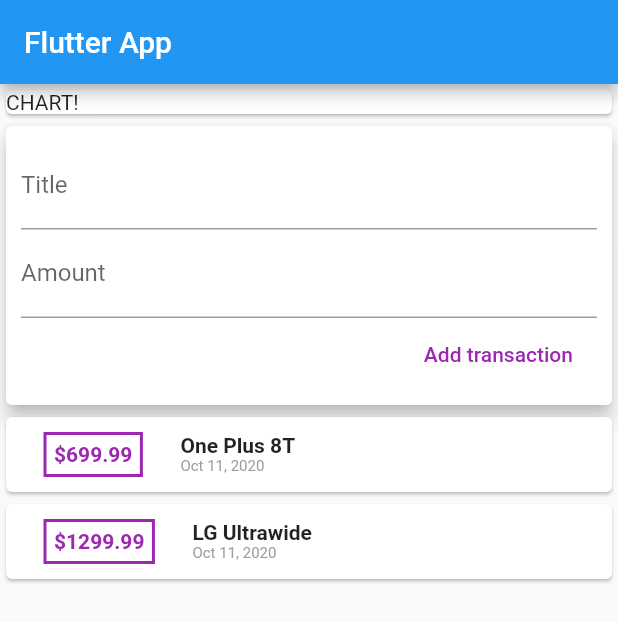
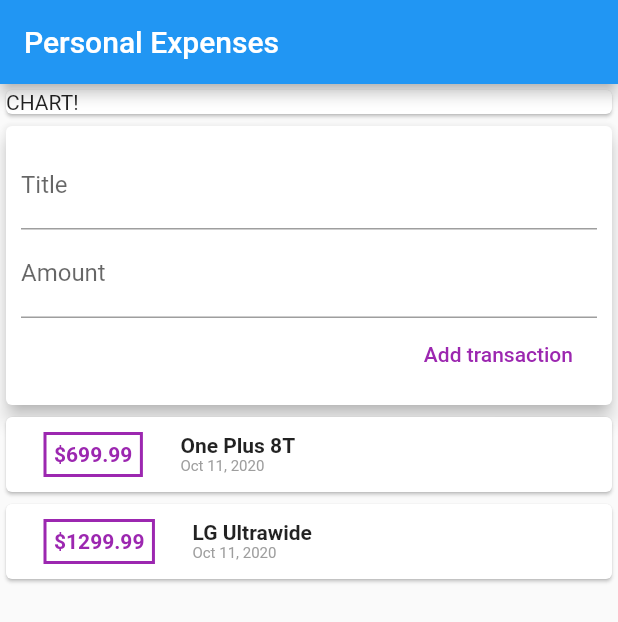
Before and after one commit to Nsbainathsah/PersonalExpensesApp, a Flutter app: the screen it shows after launch, on a phone screen of 412 x 824 dp. Shown: the top 622 px of the screen. Run offline on Flutter 3.47's test engine with Material 2 defaults, Android fonts, the phone set to English and light mode, and no system bars.

Commit message:
Second commit

```diff
--- a/lib/main.dart
+++ b/lib/main.dart
@@ -4,6 +4,7 @@ import 'package:flutter/material.dart';
 import 'package:intl/intl.dart';
 
 void main() => runApp(MyApp());
+
 
 class MyApp extends StatelessWidget {
   @override
@@ -30,7 +31,7 @@ class MyHomePage extends StatelessWidget {
   Widget build(BuildContext context) {
     return Scaffold(
         appBar: AppBar(
-          title: Text('Flutter App'),
+          title: Text('Personal Expenses'),
         ),
         body: Column(
           crossAxisAlignment: CrossAxisAlignment.stretch,
@@ -55,10 +56,10 @@ class MyHomePage extends StatelessWidget {
                       decoration: InputDecoration(labelText: 'Amount'),
                     ),
                     FlatButton(
-                      onPressed: (){},
+                      onPressed: () {},
                       textColor: Colors.purple,
                       child: Text('Add transaction'),
-                      )
+                    )
                   ],
                 ),
               ),
@@ -88,7 +89,7 @@ class MyHomePage extends StatelessWidget {
                       ),
                       Column(
                         //Column containing the title and date of a transaction
-                        crossAxisAlignment: CrossAxisAlignment.start,
+                        crossAxisAlignment: CrossAxisAlignment.start, //alligns the transaction to the right
                         children: [
                           Text(
                             tx.title,
```
